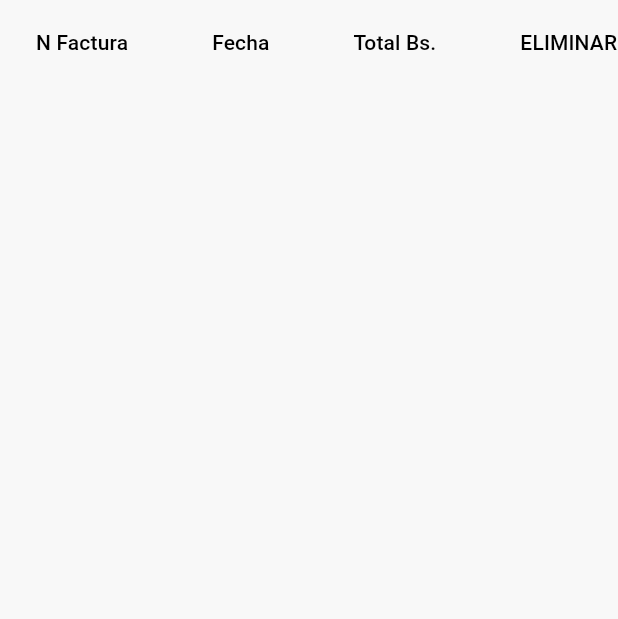
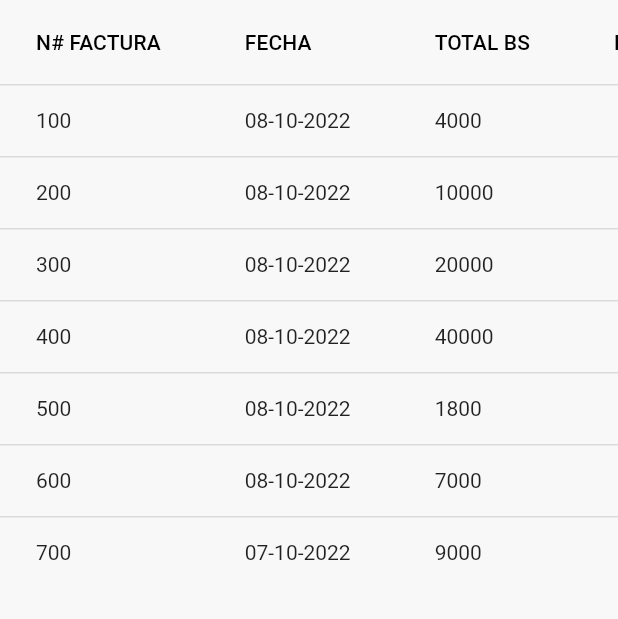
Before and after one commit to onlyTheF/Modulo-Facturacion, a Flutter app: the screen it shows after launch, on a phone screen of 412 x 824 dp, the part 105-724 px from its top. Run offline on Flutter 3.47's test engine with Material 2 defaults, Android fonts, the phone set to English and light mode, and no system bars; our stand-ins replace flutter_hooks, hooks_riverpod.

Commit message:
Agregacion de registros en la tabla

```diff
--- a/facturacion/lib/models/factura.dart
+++ b/facturacion/lib/models/factura.dart
@@ -1,19 +1,32 @@
 class Factura{
-  int id;
-  DateTime fecha;
-  dynamic total;
+  String id;
+  String fecha;
+  String total;
 
-  Factura({required this.id, required this.fecha, this.total});
+  Factura({required this.id, required this.fecha, required this.total});
 
   factory Factura.fromJson(Map<String, dynamic> jscon){
 
     return Factura(
 
-      id: jscon['id'] as int,
-      fecha: jscon['fecha'] as DateTime,
-      total: jscon['total'] as dynamic,
+      id: jscon['id'] as String,
+      fecha: jscon['fecha'] as String,
+      total: jscon['total'] as String,
 
     );
+  }
+
+  static List<Factura> getItems(){
+
+    return <Factura>[
+      Factura(id: "100", fecha: "08-10-2022", total: "4000"),
+      Factura(id: "200", fecha: "08-10-2022", total: "10000"),
+      Factura(id: "300", fecha: "08-10-2022", total: "20000"),
+      Factura(id: "400", fecha: "08-10-2022", total: "40000"),
+      Factura(id: "500", fecha: "08-10-2022", total: "1800"),
+      Factura(id: "600", fecha: "08-10-2022", total: "7000"),
+      Factura(id: "700", fecha: "07-10-2022", total: "9000"),
+    ];
   }
 
 
--- a/facturacion/lib/src/views/list_sales.dart
+++ b/facturacion/lib/src/views/list_sales.dart
@@ -1,10 +1,10 @@
 import 'dart:async';
 import 'dart:math';
-import 'package:facturacion/Models/factura.dart';
 import 'package:facturacion/controllers/controlador.dart';
 import 'package:flutter/material.dart';
 import 'package:http/http.dart';
 import 'package:url_launcher/url_launcher_string.dart';
+import '../../models/factura.dart';
 import '../navigation_bar/nav_bar.dart';
 
 class ListSales extends StatefulWidget {
@@ -12,7 +12,7 @@ class ListSales extends StatefulWidget {
 
  ListSales():super();
 
- final title = 'Lista de Facturas';
+ final title = "";
 
   @override
   State <ListSales> createState() =>  ListSalesState();
@@ -60,7 +60,7 @@ class  ListSalesState extends State <ListSales> {
   void initState() {
     super.initState();
 
-    listItems = [];
+    listItems = Factura.getItems();
     result = false;
     titleResult = widget.title;
     scaffoldKey = GlobalKey();
@@ -70,7 +70,6 @@ class  ListSalesState extends State <ListSales> {
     random = Random();
     listRequest = List.empty(growable: true);
     addRequest();
-    getList();
   }
 
   clearText(){
@@ -88,12 +87,6 @@ class  ListSalesState extends State <ListSales> {
     ScaffoldMessenger.of(context).showSnackBar(
       SnackBar(
         content: Text(message),
-        /*action: SnackBarAction(
-          label: "NO REMOVER SOLICITUD",
-          onPressed: (){
-            undoDelete(index, item);
-          }
-        ),*/
       )
     );
   }
@@ -162,8 +155,6 @@ class  ListSalesState extends State <ListSales> {
       }
     });
   }
-
-
 
   addRequest(){
       listRequest.add("Carlos");
@@ -260,76 +251,63 @@ class  ListSalesState extends State <ListSales> {
         child: DataTable(
           columns: [
             DataColumn(
-              label: Text('N Factura'),
+              label: Text('N# FACTURA'),
             ),
             DataColumn(
-              label: Text('Fecha'),
+              label: Text('FECHA'),
             ),
             DataColumn(
-              label: Text('Total Bs.'),
+              label: Text('TOTAL BS'),
+            ),
+             DataColumn(
+              label: Text('DETALLE'),
             ),
             DataColumn(
               label: Text('ELIMINAR'),
             ),
-            DataColumn(
-              label: Text('DETALLE'),
-            ),
           ],
 
-          rows: filterItem
+          rows: listItems
               .map(
                 (factura) => DataRow(cells: [
                   DataCell(
-                    Text(factura.id.toString()),
+                    Text(factura.id),
+                    onTap: () {
+                      showMessageSnackBar(context, factura.id);
+                    },
 
-                    /*onTap: () {
-                      _showValues(employee);
-                      // Set the Selected employee to Update
-                      _selectedEmployee = employee;
-                      setState(() {
-                        _isUpdating = true;
-                      });
-                    },*/
                   ),
                   DataCell(
                     Text(
-                      factura.fecha.toString(),
+                      factura.fecha,
                     ),
-                    /*onTap: () {
-                      _showValues(employee);
-                      // Set the Selected employee to Update
-                      _selectedEmployee = employee;
-                      // Set flag updating to true to indicate in Update Mode
-                      setState(() {
-                        _isUpdating = true;
-                      });
-                    },*/
+                    onTap: () {
+                      showMessageSnackBar(context, factura.fecha);
+                    },
                   ),
                   DataCell(
                     Text(
-                      factura.total.toString(),
+                      factura.total,
                     ),
-                    /*onTap: () {
-                      _showValues(employee);
-                      // Set the Selected employee to Update
-                      _selectedEmployee = employee;
-                      setState(() {
-                        _isUpdating = true;
-                      });
-                    },*/
+                    onTap: () {
+                      showMessageSnackBar(context, factura.total);
+                    },
                   ),
-                  DataCell(IconButton(
-                    icon: Icon(Icons.delete),
-                    onPressed: () {
-                      deleteRegister(factura);
-                    },
-                  )),
+
                   DataCell(IconButton(
                     icon: Icon(Icons.info_rounded),
                     onPressed: () {
 
                     },
                   )),
+
+                  DataCell(IconButton(
+                    icon: Icon(Icons.delete),
+                    onPressed: () {
+                      //deleteRegister(factura);
+                    },
+                  )),
+
                 ]),
               )
               .toList(),
```
Also changed, not shown: facturacion/lib/controllers/controlador.dart (+6 -4 lines).
